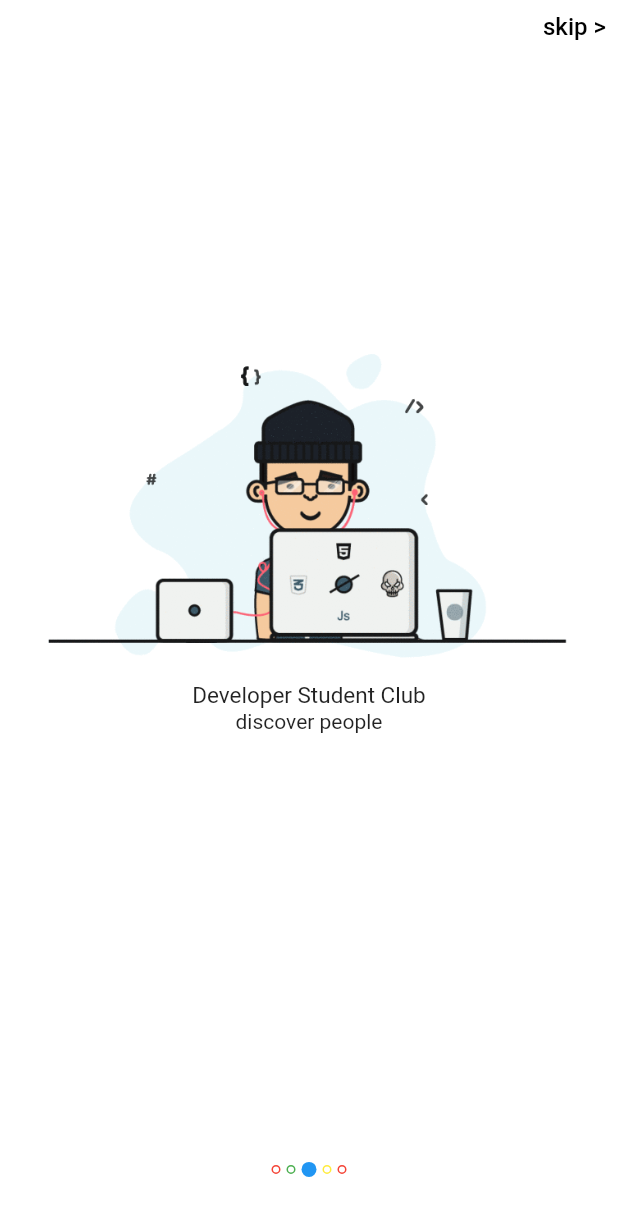
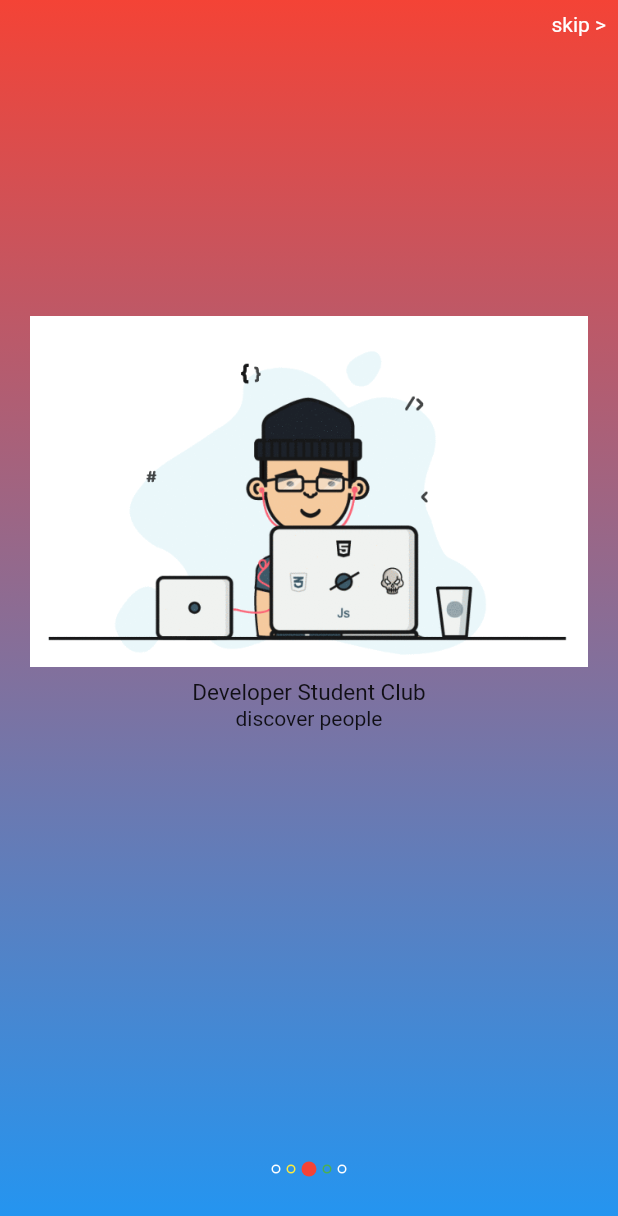
Before and after one commit to beximo/onboarding_screen, a Flutter app: the screen it shows after launch, swiped to page 3, on a phone screen of 412 x 824 dp. Shown: the top 1216 px of the screen. Run offline on Flutter 3.47's test engine with Material 2 defaults, Android fonts, the phone set to English and light mode, and no system bars; drawn by our look-alikes of auto_size_text.

Commit message:
update readme

```diff
--- a/example/lib/main.dart
+++ b/example/lib/main.dart
@@ -50,7 +50,17 @@ class _MyHomePageState extends State<MyHomePage> {
         mySlides: mySLides,
         controller: _controller,
         slideIndex: 0,
-    );
+        statusBarColor: Colors.red,
+        startGradientColor: Colors.red,
+        endGradientColor: Colors.blue,
+        skipStyle: TextStyle(color: Colors.white),
+        pageIndicatorColorList: [
+          Colors.white,
+          Colors.green,
+          Colors.red,
+          Colors.yellow,
+          Colors.white
+        ]);
   }
 }
 
```
Also changed, not shown: readme_files/PayTM.jpg (added), 2 other files. Lines whose indentation alone changed are shown as unchanged.
